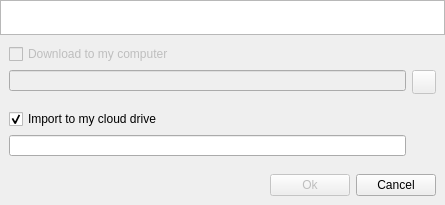
Old version of the form Source/MEGASync/gui/ImportMegaLinksDialog.ui in the repository meganz/MEGAsync.
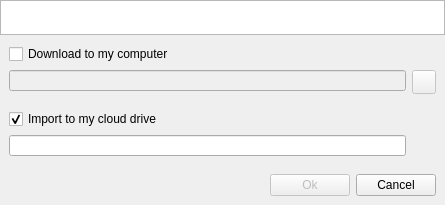
New version of the form. Icons and pictures are not drawn.

Diff of the .ui file:
```diff
--- a/Source/MEGASync/gui/ImportMegaLinksDialog.ui
+++ b/Source/MEGASync/gui/ImportMegaLinksDialog.ui
@@ -60,7 +60,7 @@
       <item>
        <widget class="QCheckBox" name="cDownload">
         <property name="enabled">
-         <bool>false</bool>
+         <bool>true</bool>
         </property>
         <property name="text">
          <string>Download to my computer</string>
```
Left out of the diff: 2 changed lines with no effect on the pictures.
